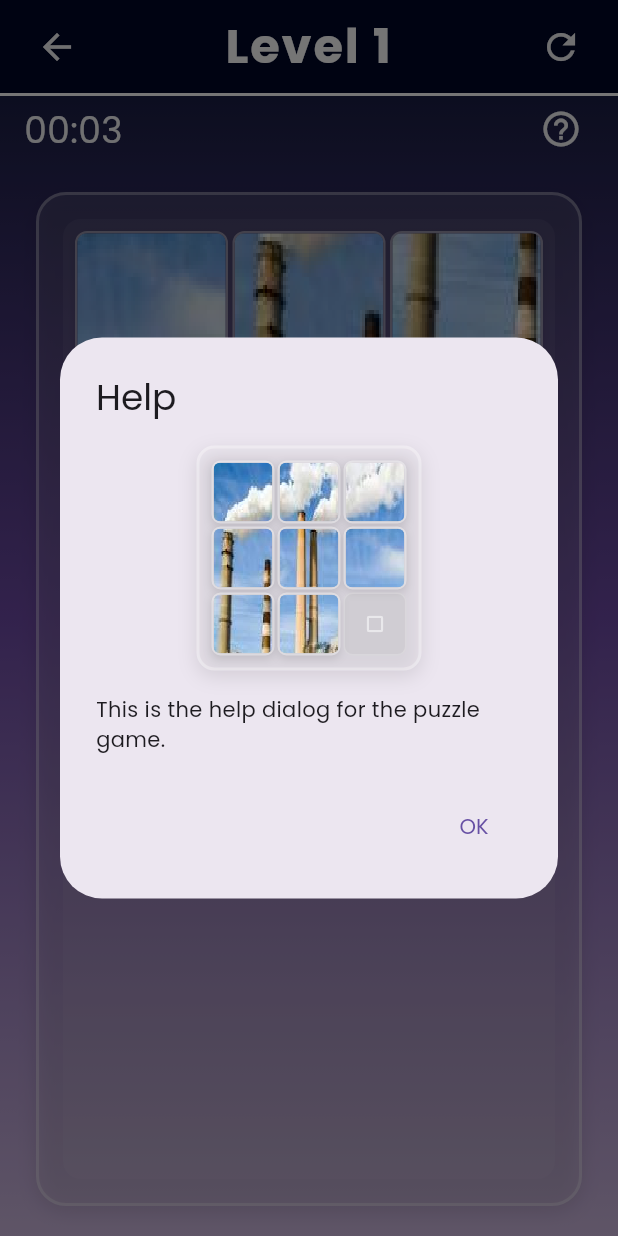
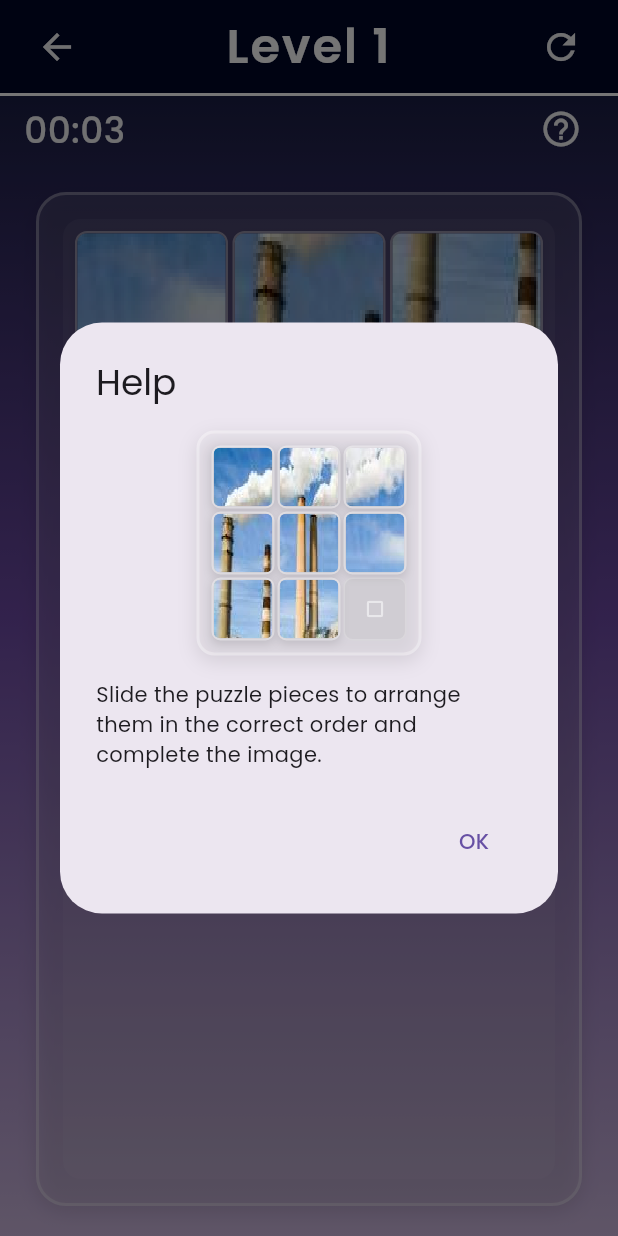
Before and after one commit to ZennXzy/Puzzle_Quest, a Flutter app: the PlayScreen screen opened by its route, after a tap on the "help outline" icon, on a phone screen of 412 x 824 dp. Run offline on Flutter 3.47's test engine with Material 3 defaults, Android fonts, the phone set to English and light mode, and no system bars; our stand-ins replace audioplayers, shared_preferences; accounts and stored records are empty.

Commit message:
Fixed the Help Dialogue

```diff
--- a/lib/screens/play_screen_new.dart
+++ b/lib/screens/play_screen_new.dart
@@ -131,7 +131,7 @@
                 gridSize: 3,
               ),
               const SizedBox(height: 16),
-              const Text('This is the help dialog for the puzzle game.'),
+              const Text('Slide the puzzle pieces to arrange them in the correct order and complete the image.'),
             ],
           ),
           actions: [
```
Also changed, not shown: pubspec.yaml (+42 -0 lines).
